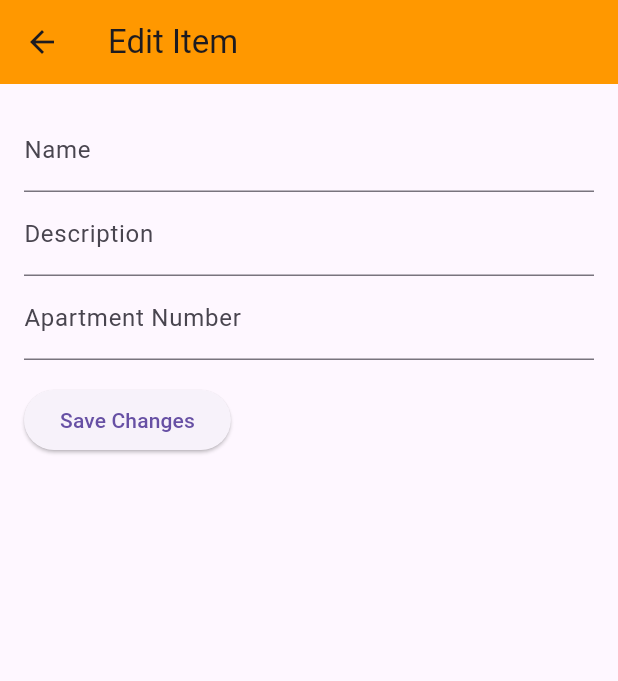
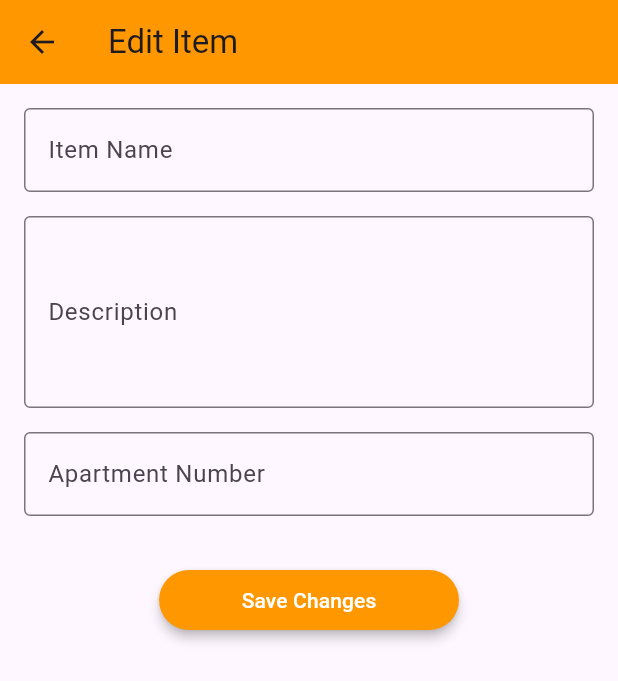
Before and after one commit to chenyb4/NeighborShare-Frontend, a Flutter app: the EditItem screen opened directly with empty values, on a phone screen of 412 x 824 dp. Shown: the top 681 px of the screen. Run offline on Flutter 3.47's test engine with Material 3 defaults, Android fonts, the phone set to English and light mode, and no system bars; network calls fail.

Commit message:
make better UI for edit item screen

```diff
--- a/lib/screens/edit_item.dart
+++ b/lib/screens/edit_item.dart
@@ -44,18 +44,34 @@ class _EditItemState extends State<EditItem> {
           children: [
             TextField(
               controller: _nameController,
-              decoration: InputDecoration(labelText: 'Name'),
+              decoration: InputDecoration(
+                border: OutlineInputBorder(),
+                labelText: 'Item Name',
               ),
+            ),
+            SizedBox(height: 16),
             TextField(
               controller: _descriptionController,
-              decoration: InputDecoration(labelText: 'Description'),
+              decoration: InputDecoration(
+                border: OutlineInputBorder(),
+                labelText: 'Description',
               ),
+              maxLines: 4, // Adjust the max lines for larger text field
+            ),
+            SizedBox(height: 16),
             TextField(
               controller: _apartmentNumberController,
-              decoration: InputDecoration(labelText: 'Apartment Number'),
+              decoration: InputDecoration(
+                border: OutlineInputBorder(),
+                labelText: 'Apartment Number',
               ),
-            SizedBox(height: 16),
-            ElevatedButton(
+            ),
+            SizedBox(height: 32),
+            Align(
+              alignment: Alignment.center,
+              child: SizedBox(
+                width: 200,
+                child: ElevatedButton(
                   onPressed: () {
                     // Update item and navigate back
                     Item updatedItem = Item(
@@ -69,7 +85,16 @@ class _EditItemState extends State<EditItem> {
                     // Call function to update item
                     _updateItem(updatedItem);
                   },
-              child: Text('Save Changes'),
+                  child: Text(
+                      'Save Changes',
+                    style: TextStyle(color: Colors.white),
+                  ),
+                  style: ElevatedButton.styleFrom(
+                    primary: themeColorShade1, // Button background color
+                    elevation: 3, // Shadow elevation
+                  ),
+                ),
+              ),
             ),
           ],
         ),
```
Lines whose indentation alone changed are shown as unchanged.
